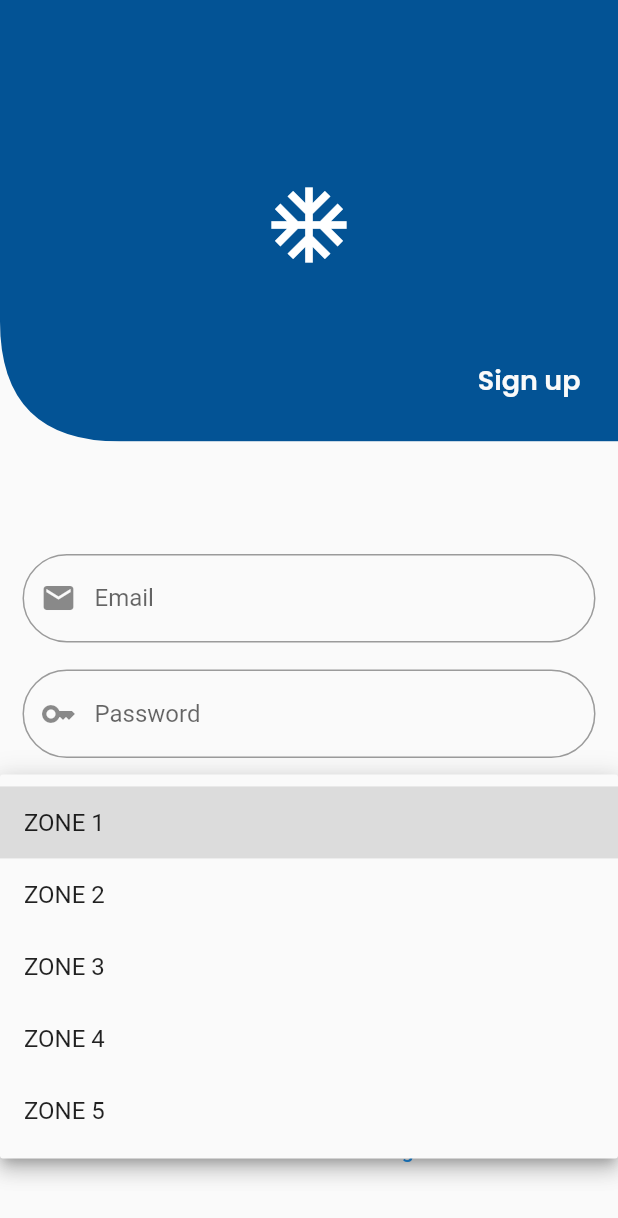
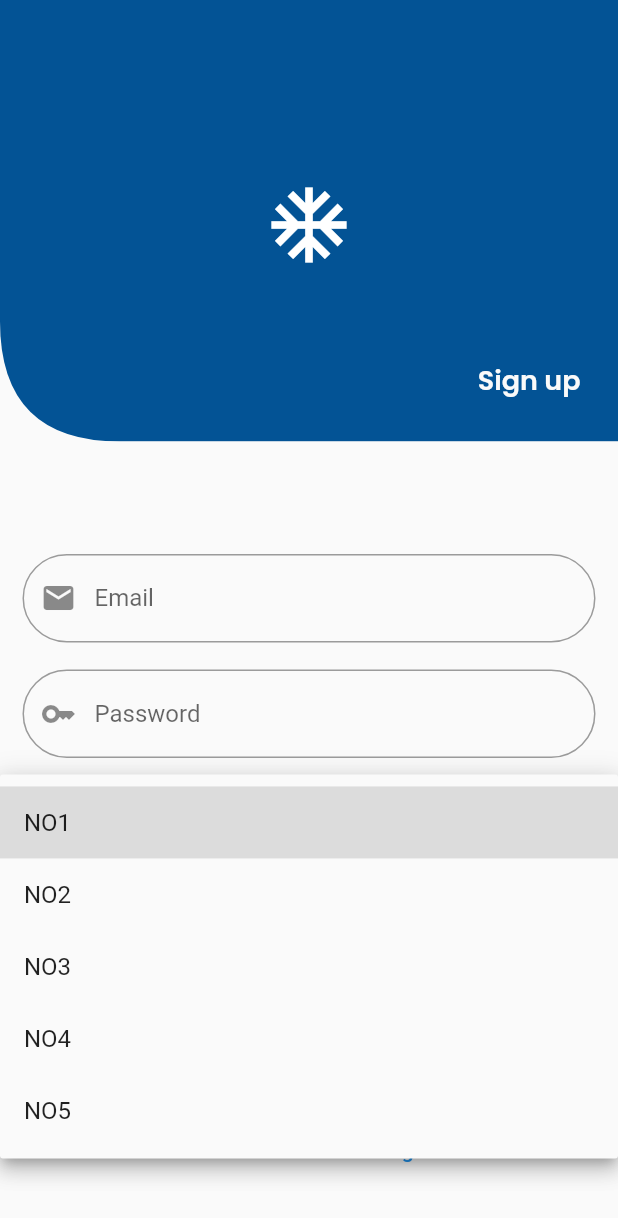
Before and after one commit to shellhacker/EnergyApp, a Flutter app: the SignupScreen screen opened directly, after a tap on "Select From List", on a phone screen of 412 x 824 dp. Shown: the top 1218 px of the screen. Run offline on Flutter 3.47's test engine with Material 2 defaults, Android fonts, the phone set to English and light mode, and no system bars; our stand-ins replace cloud_firestore, dio, firebase_auth, firebase_core, google_fonts, shared_preferences; accounts and stored records are empty; network calls fail.

```diff
--- a/lib/controller/auth_controller.dart
+++ b/lib/controller/auth_controller.dart
@@ -18,13 +18,7 @@ class AuthController extends ChangeNotifier {
   final passwordController = TextEditingController();
 
   String? dropdowmValue;
-  List<String> dropdwonList = [
-    "ZONE 1",
-    "ZONE 2",
-    "ZONE 3",
-    "ZONE 4",
-    "ZONE 5"
-  ];
+  List<String> dropdwonList = ["NO1", "NO2", "NO3", "NO4", "NO5"];
 
   changeDropDownValue(value) {
     dropdowmValue = value;
@@ -50,6 +44,10 @@ class AuthController extends ChangeNotifier {
       loader = false;
       notifyListeners();
     }
+  }
+
+  signout() async {
+    await fb.signOut();
   }
 
   saveAuthLocal() async {
```
Also changed, not shown: lib/screen.dart/home_screen.dart (+13 -4 lines).
